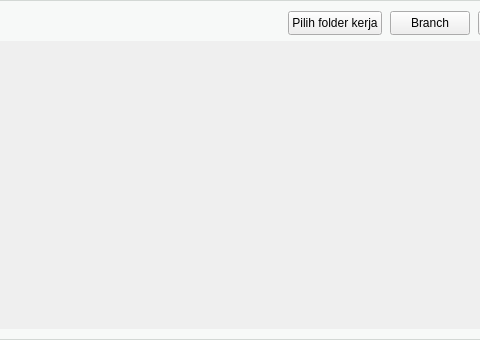
bondanocho123/lassomoir, file SwimlaneWidget.ui: the form before one commit; both pictures show x 243 to 723 and y 0 to 340 of the 900 by 340 pixel window.
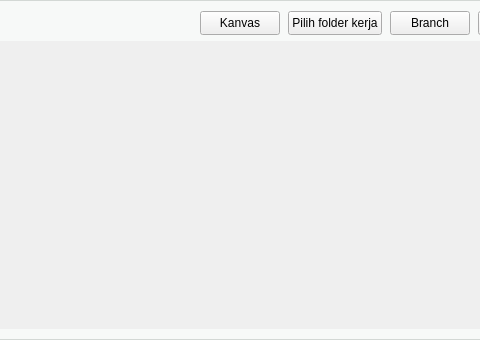
The form after the commit.

Commit message: feat: kanvas brainstorm tak terbatas per project, dengan pustaka artefak lintas task dan langkah AI

What changed in the file:
```diff
--- a/SwimlaneWidget.ui
+++ b/SwimlaneWidget.ui
@@ -74,6 +74,25 @@
        </property>
       </spacer>
      </item>
+     <item>
+      <widget class="QPushButton" name="btnCanvas">
+       <property name="minimumSize">
+        <size>
+         <width>75</width>
+         <height>24</height>
+        </size>
+       </property>
+       <property name="cursor">
+        <cursorShape>PointingHandCursor</cursorShape>
+       </property>
+       <property name="toolTip">
+        <string>Kanvas brainstorm project ini: catatan, artefak dari banyak task, dan langkah AI (Ctrl+Shift+K)</string>
+       </property>
+       <property name="text">
+        <string>Kanvas</string>
+       </property>
+      </widget>
+     </item>
      <item>
       <widget class="QPushButton" name="btnWorkingDir">
        <property name="minimumSize">
```
The commit also changes 44 other files.
